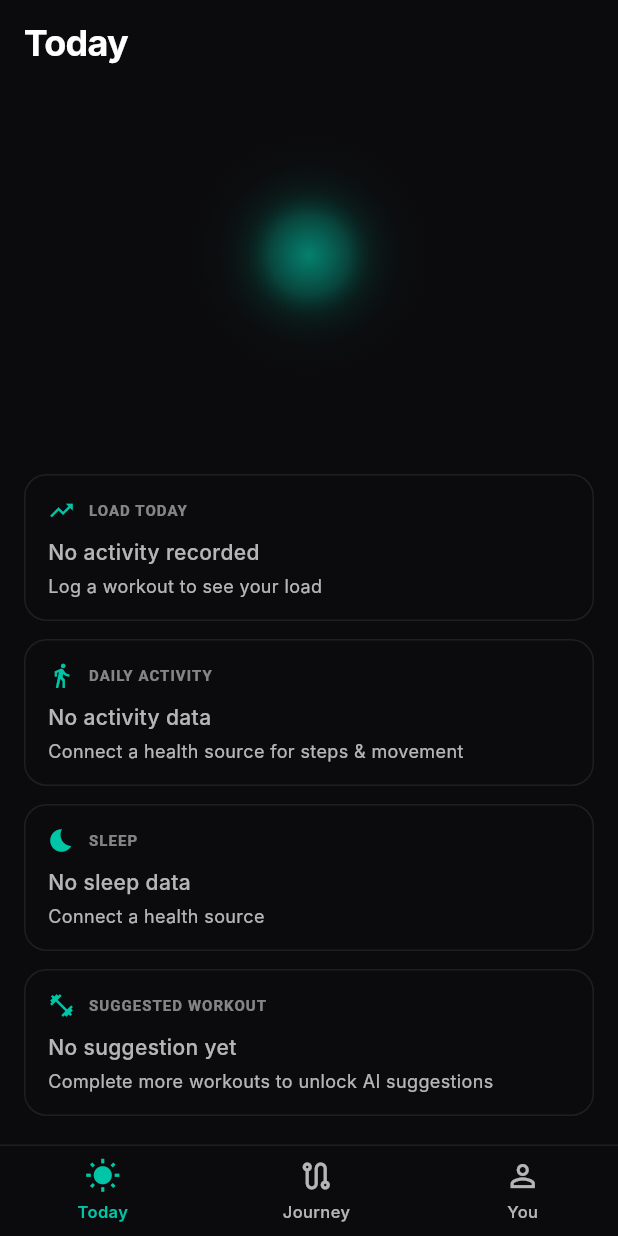
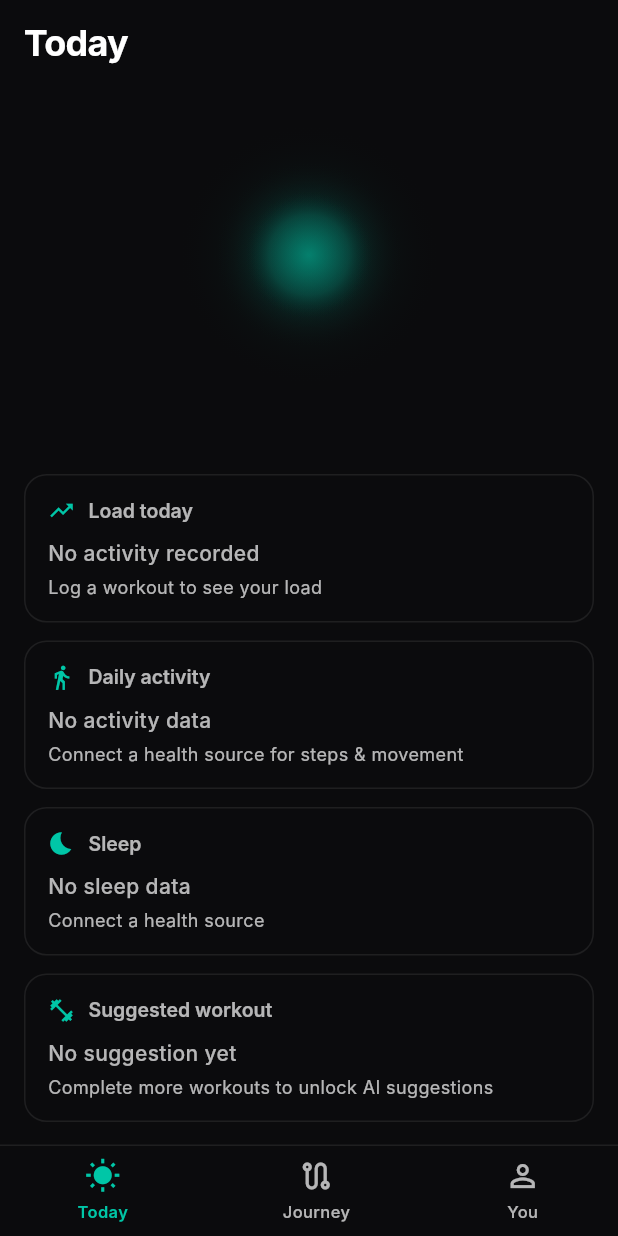
Before and after one commit to Bartveldkamp/Mivalta-flutter, a Flutter app: the screen it shows after launch, on a phone screen of 412 x 824 dp. Run offline on Flutter 3.47's test engine with Material 3 defaults, Android fonts, the phone set to English and light mode, and no system bars; our stand-ins replace flutter_blue_plus, freezed_annotation; missing offline and left inert: dart:ffi, flutter_rust_bridge, health; Roboto replaces fonts that are missing (Inter).

Commit message:
fix(flutter): DR-003 fixes — M1 card titles Title Case, G3 state word spacing
- M1 (blocking): Card titles no longer ALL CAPS, now Title Case
  - ModuleCard title: Inter 600/13px, alpha 0.7
  - MetricRow label: Inter 500/13px, textSecondary (also no longer ALL CAPS)
- G3: State word spacing increased from 6px to 12px below score

Co-Authored-By: Claude Opus 4.5 <noreply@anthropic.com>

```diff
--- a/lib/widgets/today/glow_hero.dart
+++ b/lib/widgets/today/glow_hero.dart
@@ -137,7 +137,7 @@ class GlowHero extends StatelessWidget {
                     ),
                   if (showScore && stateWord.isNotEmpty)
                     Padding(
-                      padding: const EdgeInsets.only(top: 6),
+                      padding: const EdgeInsets.only(top: 12),
                       child: Text(
                         stateWord,
                         style: TextStyle(
--- a/lib/widgets/today/module_card.dart
+++ b/lib/widgets/today/module_card.dart
@@ -16,7 +16,7 @@ class ModuleCard extends StatelessWidget {
     required this.child,
   });
 
-  /// ALL-CAPS eyebrow title (e.g. "LOAD TODAY").
+  /// Title Case eyebrow title (e.g. "Load today").
   final String title;
 
   /// Leading icon.
@@ -50,12 +50,13 @@ class ModuleCard extends StatelessWidget {
               ),
               const SizedBox(width: 9),
               Text(
-                title.toUpperCase(),
+                title,
                 style: TextStyle(
-                  fontSize: 10,
-                  fontWeight: FontWeight.w700,
-                  letterSpacing: 0.7,
-                  color: MivaltaColors.textPrimary.withValues(alpha:0.5),
+                  fontFamily: 'Inter',
+                  fontSize: 13,
+                  fontWeight: FontWeight.w600,
+                  letterSpacing: 0.0,
+                  color: MivaltaColors.textPrimary.withValues(alpha: 0.7),
                 ),
               ),
             ],
@@ -89,12 +90,13 @@ class MetricRow extends StatelessWidget {
         children: [
           Expanded(
             child: Text(
-              label.toUpperCase(),
+              label,
               style: TextStyle(
-                fontSize: 10,
-                fontWeight: FontWeight.w700,
-                letterSpacing: 0.4,
-                color: MivaltaColors.textPrimary.withValues(alpha:0.5),
+                fontFamily: 'Inter',
+                fontSize: 13,
+                fontWeight: FontWeight.w500,
+                letterSpacing: 0.0,
+                color: MivaltaColors.textSecondary,
               ),
             ),
           ),
```
